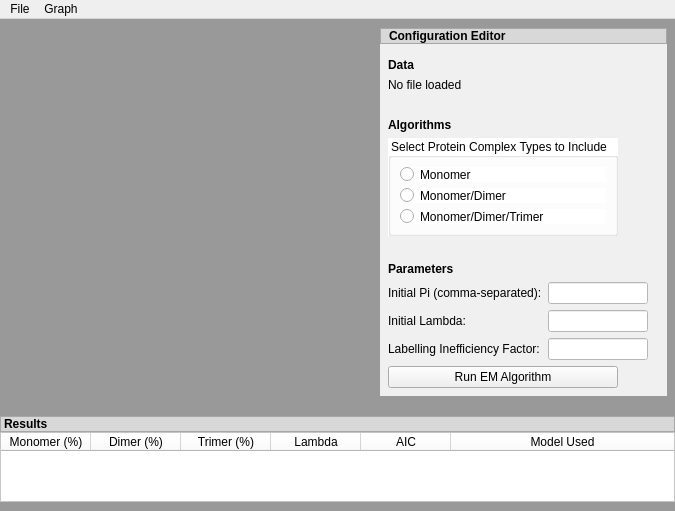
The window that main.ui (thericshi/protein-stoichiometry-quantifier) describes before a commit, drawn with Qt 5.
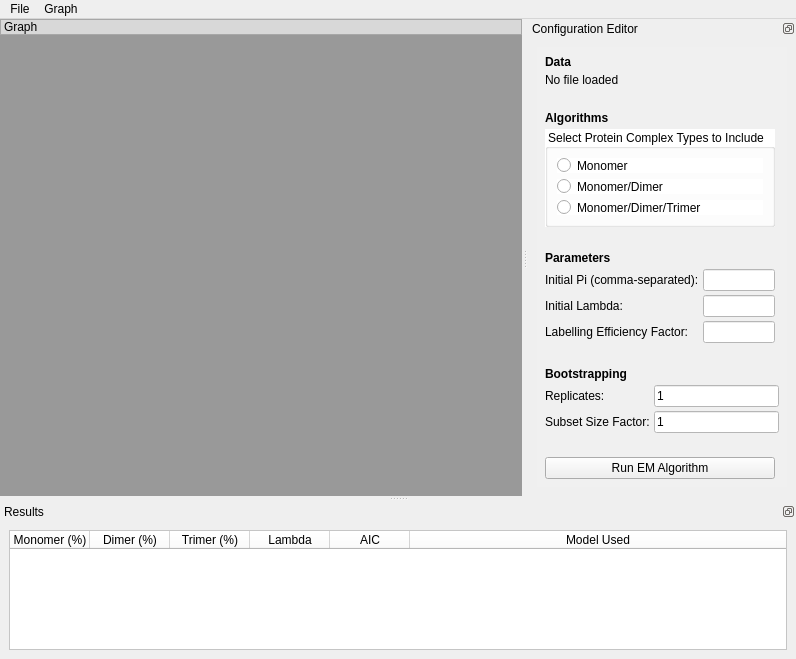
The same window after the commit.

Commit message: added data-bootstrapping options in UI and made results and configuration panels dockable

Diff of the .ui file:
```diff
--- a/main.ui
+++ b/main.ui
@@ -6,8 +6,8 @@
    <rect>
     <x>0</x>
     <y>0</y>
-    <width>675</width>
-    <height>462</height>
+    <width>796</width>
+    <height>600</height>
    </rect>
   </property>
   <property name="sizePolicy">
@@ -53,31 +53,26 @@
    <property name="styleSheet">
     <string notr="true">background-color: rgb(153, 153, 153);</string>
    </property>
-   <layout class="QGridLayout" name="gridLayout">
+   <layout class="QHBoxLayout" name="horizontalLayout_2">
+    <property name="spacing">
+     <number>0</number>
+    </property>
     <property name="leftMargin">
      <number>0</number>
     </property>
+    <property name="topMargin">
+     <number>0</number>
+    </property>
     <property name="rightMargin">
      <number>0</number>
     </property>
-    <property name="verticalSpacing">
+    <item>
+     <layout class="QVBoxLayout" name="verticalLayout_5">
+      <property name="spacing">
      <number>0</number>
     </property>
-    <item row="1" column="0">
-     <spacer name="horizontalSpacer_3">
-      <property name="orientation">
-       <enum>Qt::Horizontal</enum>
-      </property>
-      <property name="sizeHint" stdset="0">
-       <size>
-        <width>40</width>
-        <height>20</height>
-       </size>
-      </property>
-     </spacer>
-    </item>
-    <item row="2" column="0" colspan="2">
-     <widget class="QLabel" name="labelResult">
+      <item>
+       <widget class="QLabel" name="label_10">
       <property name="styleSheet">
        <string notr="true">background-color: rgb(216, 216, 216);</string>
       </property>
@@ -85,12 +80,15 @@
        <enum>QFrame::StyledPanel</enum>
       </property>
       <property name="text">
-       <string>&lt;html&gt;&lt;head/&gt;&lt;body&gt;&lt;p&gt;&lt;span style=&quot; font-weight:700;&quot;&gt;Results&lt;/span&gt;&lt;/p&gt;&lt;/body&gt;&lt;/html&gt;</string>
+         <string>&lt;html&gt;&lt;head/&gt;&lt;body&gt;&lt;p&gt;Graph&lt;/p&gt;&lt;/body&gt;&lt;/html&gt;</string>
       </property>
      </widget>
     </item>
-    <item row="0" column="0">
+      <item>
      <layout class="QVBoxLayout" name="verticalLayout">
+        <property name="spacing">
+         <number>0</number>
+        </property>
       <item>
        <widget class="QWidget" name="graphWidget" native="true">
         <property name="sizePolicy">
@@ -100,6 +98,21 @@
          </sizepolicy>
         </property>
         <layout class="QVBoxLayout" name="verticalLayout_3">
+           <property name="spacing">
+            <number>0</number>
+           </property>
+           <property name="leftMargin">
+            <number>0</number>
+           </property>
+           <property name="topMargin">
+            <number>0</number>
+           </property>
+           <property name="rightMargin">
+            <number>0</number>
+           </property>
+           <property name="bottomMargin">
+            <number>0</number>
+           </property>
          <item>
           <widget class="QLabel" name="label_4">
            <property name="text">
@@ -112,99 +125,98 @@
       </item>
      </layout>
     </item>
-    <item row="3" column="0" colspan="2">
-     <widget class="QTableWidget" name="tableWidget">
-      <property name="sizePolicy">
-       <sizepolicy hsizetype="Expanding" vsizetype="Expanding">
-        <horstretch>0</horstretch>
-        <verstretch>0</verstretch>
-       </sizepolicy>
-      </property>
-      <property name="styleSheet">
-       <string notr="true">background-color: rgb(255, 255, 255);</string>
-      </property>
-      <property name="rowCount">
-       <number>0</number>
-      </property>
-      <attribute name="horizontalHeaderDefaultSectionSize">
-       <number>90</number>
-      </attribute>
-      <attribute name="horizontalHeaderMinimumSectionSize">
-       <number>32</number>
-      </attribute>
-      <attribute name="horizontalHeaderStretchLastSection">
-       <bool>true</bool>
-      </attribute>
-      <column>
-       <property name="text">
-        <string>Monomer (%)</string>
-       </property>
-      </column>
-      <column>
-       <property name="text">
-        <string>Dimer (%)</string>
-       </property>
-      </column>
-      <column>
-       <property name="text">
-        <string>Trimer (%)</string>
-       </property>
-      </column>
-      <column>
-       <property name="text">
-        <string>Lambda</string>
-       </property>
-      </column>
-      <column>
-       <property name="text">
-        <string>AIC</string>
-       </property>
-      </column>
-      <column>
-       <property name="text">
-        <string>Model Used</string>
-       </property>
-      </column>
-     </widget>
+     </layout>
     </item>
-    <item row="0" column="1">
+    <item>
      <widget class="QWidget" name="widget" native="true">
       <property name="maximumSize">
        <size>
-        <width>350</width>
+        <width>250</width>
         <height>16777215</height>
        </size>
       </property>
       <layout class="QHBoxLayout" name="horizontalLayout">
+       <property name="spacing">
+        <number>0</number>
+       </property>
+       <property name="leftMargin">
+        <number>0</number>
+       </property>
        <property name="topMargin">
         <number>0</number>
        </property>
        <property name="rightMargin">
-        <number>8</number>
+        <number>0</number>
        </property>
        <property name="bottomMargin">
         <number>0</number>
        </property>
-       <item>
-        <spacer name="verticalSpacer">
-         <property name="orientation">
-          <enum>Qt::Vertical</enum>
-         </property>
-         <property name="sizeHint" stdset="0">
+      </layout>
+     </widget>
+    </item>
+   </layout>
+  </widget>
+  <widget class="QMenuBar" name="menuBar">
+   <property name="geometry">
+    <rect>
+     <x>0</x>
+     <y>0</y>
+     <width>796</width>
+     <height>18</height>
+    </rect>
+   </property>
+   <widget class="QMenu" name="menuFile">
+    <property name="title">
+     <string>File</string>
+    </property>
+    <addaction name="actionLoadFile"/>
+   </widget>
+   <widget class="QMenu" name="menuGraph">
+    <property name="title">
+     <string>Graph</string>
+    </property>
+    <addaction name="actionGraph_Dataset"/>
+   </widget>
+   <addaction name="menuFile"/>
+   <addaction name="menuGraph"/>
+  </widget>
+  <widget class="QDockWidget" name="dockWidget">
+   <property name="maximumSize">
           <size>
-           <width>30</width>
-           <height>40</height>
-          </size>
-         </property>
-        </spacer>
-       </item>
+     <width>400</width>
+     <height>524287</height>
+    </size>
+   </property>
+   <property name="features">
+    <set>QDockWidget::DockWidgetFloatable|QDockWidget::DockWidgetMovable</set>
+   </property>
+   <property name="allowedAreas">
+    <set>Qt::LeftDockWidgetArea|Qt::RightDockWidgetArea</set>
+   </property>
+   <property name="windowTitle">
+    <string>Configuration Editor</string>
+   </property>
+   <attribute name="dockWidgetArea">
+    <number>2</number>
+   </attribute>
+   <widget class="QWidget" name="dockWidgetContents_4">
+    <layout class="QHBoxLayout" name="horizontalLayout_3">
        <item>
         <widget class="QWidget" name="paramWidget" native="true">
+       <property name="maximumSize">
+        <size>
+         <width>250</width>
+         <height>16777215</height>
+        </size>
+       </property>
          <property name="styleSheet">
           <string notr="true">border-color: rgb(106, 106, 106);
 background-color: rgb(240, 240, 240);</string>
          </property>
          <layout class="QVBoxLayout" name="verticalLayout_4">
+        <property name="spacing">
+         <number>4</number>
+        </property>
           <property name="leftMargin">
            <number>0</number>
           </property>
@@ -217,37 +229,6 @@
           <property name="bottomMargin">
            <number>0</number>
           </property>
-          <item>
-           <widget class="QLabel" name="label_5">
-            <property name="maximumSize">
-             <size>
-              <width>16777215</width>
-              <height>20</height>
-             </size>
-            </property>
-            <property name="autoFillBackground">
-             <bool>false</bool>
-            </property>
-            <property name="styleSheet">
-             <string notr="true">background-color: rgb(216, 216, 216);</string>
-            </property>
-            <property name="frameShape">
-             <enum>QFrame::StyledPanel</enum>
-            </property>
-            <property name="frameShadow">
-             <enum>QFrame::Plain</enum>
-            </property>
-            <property name="text">
-             <string>&lt;html&gt;&lt;head/&gt;&lt;body&gt;&lt;p&gt;&lt;span style=&quot; font-weight:600;&quot;&gt;Configuration Editor&lt;/span&gt;&lt;/p&gt;&lt;/body&gt;&lt;/html&gt;</string>
-            </property>
-            <property name="margin">
-             <number>1</number>
-            </property>
-            <property name="indent">
-             <number>8</number>
-            </property>
-           </widget>
-          </item>
           <item>
            <layout class="QVBoxLayout" name="paramLayout">
             <property name="sizeConstraint">
@@ -439,7 +420,7 @@
               <item row="2" column="0">
                <widget class="QLabel" name="label_6">
                 <property name="text">
-                 <string>Labelling Inefficiency Factor:</string>
+               <string>Labelling Efficiency Factor:</string>
                 </property>
                </widget>
               </item>
@@ -458,6 +439,77 @@
               </item>
              </layout>
             </item>
+          <item>
+           <spacer name="horizontalSpacer_3">
+            <property name="orientation">
+             <enum>Qt::Horizontal</enum>
+            </property>
+            <property name="sizeHint" stdset="0">
+             <size>
+              <width>40</width>
+              <height>20</height>
+             </size>
+            </property>
+           </spacer>
+          </item>
+          <item>
+           <widget class="QLabel" name="label_7">
+            <property name="text">
+             <string>&lt;html&gt;&lt;head/&gt;&lt;body&gt;&lt;p&gt;&lt;span style=&quot; font-weight:600;&quot;&gt;Bootstrapping&lt;/span&gt;&lt;/p&gt;&lt;/body&gt;&lt;/html&gt;</string>
+            </property>
+           </widget>
+          </item>
+          <item>
+           <layout class="QFormLayout" name="bootstrappingForm">
+            <item row="0" column="0">
+             <widget class="QLabel" name="label_8">
+              <property name="text">
+               <string>Replicates:</string>
+              </property>
+             </widget>
+            </item>
+            <item row="0" column="1">
+             <widget class="QLineEdit" name="replicatesInput">
+              <property name="styleSheet">
+               <string notr="true">background-color: rgb(255, 255, 255);</string>
+              </property>
+              <property name="text">
+               <string>1</string>
+              </property>
+             </widget>
+            </item>
+            <item row="1" column="0">
+             <widget class="QLabel" name="label_9">
+              <property name="text">
+               <string>Subset Size Factor:</string>
+              </property>
+             </widget>
+            </item>
+            <item row="1" column="1">
+             <widget class="QLineEdit" name="subsetSizeInput">
+              <property name="styleSheet">
+               <string notr="true">background-color: rgb(255, 255, 255);</string>
+              </property>
+              <property name="text">
+               <string>1</string>
+              </property>
+             </widget>
+            </item>
+           </layout>
+          </item>
+          <item>
+           <spacer name="horizontalSpacer_4">
+            <property name="orientation">
+             <enum>Qt::Horizontal</enum>
+            </property>
+            <property name="sizeHint" stdset="0">
+             <size>
+              <width>40</width>
+              <height>20</height>
+             </size>
+            </property>
+           </spacer>
+          </item>
             <item>
              <widget class="QPushButton" name="runButton">
               <property name="maximumSize">
@@ -478,32 +530,82 @@
        </item>
       </layout>
      </widget>
+  </widget>
+  <widget class="QDockWidget" name="dockWidget_2">
+   <property name="features">
+    <set>QDockWidget::DockWidgetFloatable|QDockWidget::DockWidgetMovable</set>
+   </property>
+   <property name="windowTitle">
+    <string>Results</string>
+   </property>
+   <attribute name="dockWidgetArea">
+    <number>8</number>
+   </attribute>
+   <widget class="QWidget" name="dockWidgetContents_5">
+    <layout class="QVBoxLayout" name="verticalLayout_6">
+     <item>
+      <widget class="QTableWidget" name="tableWidget">
+       <property name="sizePolicy">
+        <sizepolicy hsizetype="Expanding" vsizetype="Expanding">
+         <horstretch>0</horstretch>
+         <verstretch>0</verstretch>
+        </sizepolicy>
+       </property>
+       <property name="minimumSize">
+        <size>
+         <width>0</width>
+         <height>120</height>
+        </size>
+       </property>
+       <property name="styleSheet">
+        <string notr="true">background-color: rgb(255, 255, 255);</string>
+       </property>
+       <property name="rowCount">
+        <number>0</number>
+       </property>
+       <attribute name="horizontalHeaderDefaultSectionSize">
+        <number>80</number>
+       </attribute>
+       <attribute name="horizontalHeaderMinimumSectionSize">
+        <number>60</number>
+       </attribute>
+       <attribute name="horizontalHeaderStretchLastSection">
+        <bool>true</bool>
+       </attribute>
+       <column>
+        <property name="text">
+         <string>Monomer (%)</string>
+        </property>
+       </column>
+       <column>
+        <property name="text">
+         <string>Dimer (%)</string>
+        </property>
+       </column>
+       <column>
+        <property name="text">
+         <string>Trimer (%)</string>
+        </property>
+       </column>
+       <column>
+        <property name="text">
+         <string>Lambda</string>
+        </property>
+       </column>
+       <column>
+        <property name="text">
+         <string>AIC</string>
+        </property>
+       </column>
+       <column>
+        <property name="text">
+         <string>Model Used</string>
+        </property>
+       </column>
+      </widget>
     </item>
    </layout>
   </widget>
-  <widget class="QMenuBar" name="menuBar">
-   <property name="geometry">
-    <rect>
-     <x>0</x>
-     <y>0</y>
-     <width>675</width>
-     <height>18</height>
-    </rect>
-   </property>
-   <widget class="QMenu" name="menuFile">
-    <property name="title">
-     <string>File</string>
-    </property>
-    <addaction name="actionLoadFile"/>
-   </widget>
-   <widget class="QMenu" name="menuGraph">
-    <property name="title">
-     <string>Graph</string>
-    </property>
-    <addaction name="actionGraph_Dataset"/>
-   </widget>
-   <addaction name="menuFile"/>
-   <addaction name="menuGraph"/>
   </widget>
   <action name="actionLoadFile">
    <property name="text">
```
Left out of the diff: 32 changed lines with no effect on the pictures. Lines whose indentation alone changed are shown as unchanged. The commit also changes 1 other file.
